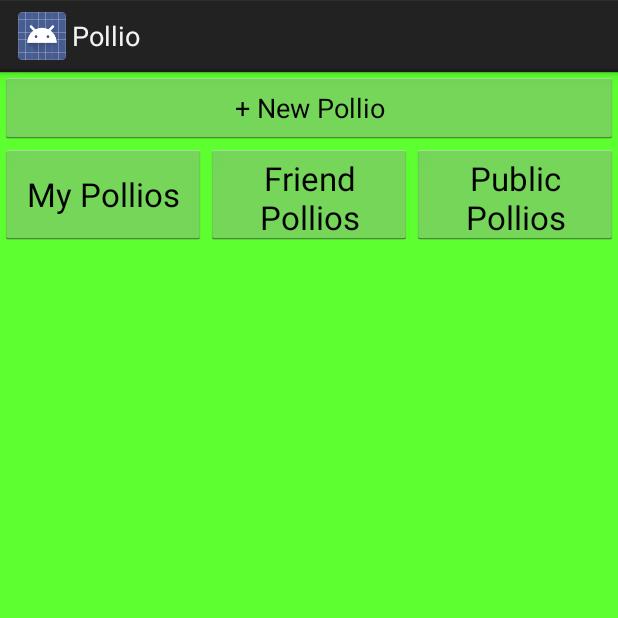
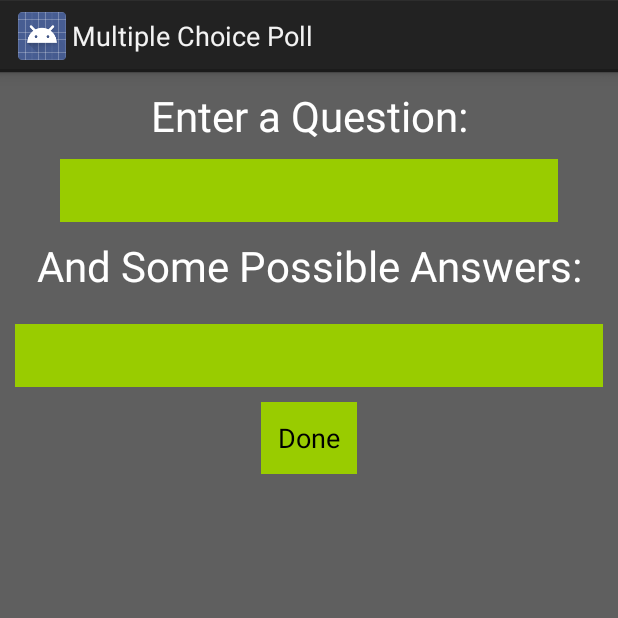
Before and after one commit to army-of-dumbledore/pennappsF13, an Android app: the screen it shows after launch (Main before the commit, Mc_poll after it), after a tap on "+ New Pollio", on a phone screen of 412 x 824 dp, the top half of it. Run offline under Robolectric (Android 15) with nearby library versions, the phone set to English and light mode, and no system bars.

Commit message:
giving burka something to do!

```diff
--- /dev/null
+++ b/PollioProject/Pollio/src/main/java/edu/upenn/cis/pennapps/pollio/Mc_poll.java
@@ -0,0 +1,99 @@
+package edu.upenn.cis.pennapps.pollio;
+
+import android.app.ActionBar;
+
+import android.app.Activity;
+import android.content.Context;
+import android.os.Bundle;
+import android.support.v4.view.ViewPager;
+import android.view.KeyEvent;
+import android.view.View;
+import android.view.inputmethod.EditorInfo;
+import android.view.inputmethod.InputMethodManager;
+import android.widget.EditText;
+import android.widget.LinearLayout;
+import android.widget.TextView;
+
+/**
+ * Created by joe on 9/7/13.
+ */
+public class Mc_poll extends Activity {
+
+    EditText po1, po2, po3, po4;
+    public void onCreate(Bundle savedInstanceState) {
+        super.onCreate(savedInstanceState);
+        setContentView(R.layout.mc_poll);
+
+        po1 = (EditText)findViewById(R.id.poll_option1);
+        po2 = (EditText)findViewById(R.id.poll_option2);
+        po3 = (EditText)findViewById(R.id.poll_option3);
+        po4 = (EditText)findViewById(R.id.poll_option4);
+        po2.setVisibility(View.GONE);
+        po3.setVisibility(View.GONE);
+        po4.setVisibility(View.GONE);
+
+        po1.setOnEditorActionListener(new TextView.OnEditorActionListener() {
+            @Override
+            public boolean onEditorAction(TextView v, int actionId, KeyEvent event) {
+                boolean handled = false;
+                if (actionId == EditorInfo.IME_ACTION_DONE) {
+                    po2.setVisibility(View.VISIBLE);
+                    //po2.requestFocus();
+                    hideKeyBoard();
+                    handled = true;
+                }
+                return handled;
+            }
+        });
+        po2.setOnEditorActionListener(new TextView.OnEditorActionListener() {
+            @Override
+            public boolean onEditorAction(TextView v, int actionId, KeyEvent event) {
+                boolean handled = false;
+                if (actionId == EditorInfo.IME_ACTION_DONE) {
+                    po3.setVisibility(View.VISIBLE);
+                    //po3.requestFocus();
+                    hideKeyBoard();
+                    handled = true;
+                }
+                return handled;
+            }
+        });
+        po3.setOnEditorActionListener(new TextView.OnEditorActionListener() {
+            @Override
+            public boolean onEditorAction(TextView v, int actionId, KeyEvent event) {
+                boolean handled = false;
+                if (actionId == EditorInfo.IME_ACTION_DONE) {
+                    po4.setVisibility(View.VISIBLE);
+                    //po4.requestFocus();
+                    hideKeyBoard();
+                    handled = true;
+                }
+                return handled;
+            }
+        });
+        po4.setOnEditorActionListener(new TextView.OnEditorActionListener() {
+            @Override
+            public boolean onEditorAction(TextView v, int actionId, KeyEvent event) {
+                boolean handled = false;
+                if (actionId == EditorInfo.IME_ACTION_DONE) {
+                    hideKeyBoard();
+                    mc_poll_done();
+                    handled = true;
+                }
+                return handled;
+            }
+        });
+
+    }
+
+    public void hideKeyBoard()
+    {
+        LinearLayout mc_poll_layout = (LinearLayout)findViewById(R.id.mc_poll_layout);
+        InputMethodManager imm = (InputMethodManager)getSystemService(Context.INPUT_METHOD_SERVICE);
+        imm.hideSoftInputFromWindow(mc_poll_layout.getWindowToken(), 0);
+    }
+    public void mc_poll_done()
+    {
+    }
+
+}
--- a/PollioProject/Pollio/src/main/res/layout/mc_poll.xml
+++ b/PollioProject/Pollio/src/main/res/layout/mc_poll.xml
@@ -4,6 +4,7 @@
               android:layout_width="fill_parent"
               android:layout_height="fill_parent"
               android:orientation="vertical"
+              android:id="@+id/mc_poll_layout"
         >
 
 
@@ -23,12 +24,13 @@
                 android:gravity="center_horizontal"
                 android:textColor="@android:color/white"
                 android:textSize="28dp"
-                android:layout_margin="10dp"/>
+                android:layout_margin="10dp"
+                android:layout_marginLeft="40dp"/>
 
         <EditText
                 android:layout_width="fill_parent"
                 android:layout_height="42dp"
-                android:inputType="textMultiLine"
+                android:inputType="textImeMultiLine"
                 android:ems="10"
                 android:id="@+id/editText"
                 android:password="false"
@@ -52,13 +54,71 @@
         <EditText
                 android:layout_width="fill_parent"
                 android:layout_height="42dp"
-                android:inputType="textMultiLine"
+                android:inputType="textImeMultiLine"
                 android:ems="10"
-                android:id="@+id/editText2"
+                android:id="@+id/poll_option1"
                 android:password="false"
                 android:layout_marginLeft="40dp"
                 android:layout_marginRight="40dp"
-                android:background="@android:color/holo_green_light"/>
+                android:background="@android:color/holo_green_light"
+                android:imeOptions="actionDone"
+                android:layout_marginTop="10dp"
+                android:layout_margin="10dp"
+                />
+
+        <EditText
+                android:layout_width="fill_parent"
+                android:layout_height="42dp"
+                android:inputType="textImeMultiLine"
+                android:ems="10"
+                android:id="@+id/poll_option2"
+                android:password="false"
+                android:layout_marginLeft="40dp"
+                android:layout_marginRight="40dp"
+                android:background="@android:color/holo_green_light"
+                android:imeOptions="actionDone"
+                android:layout_marginTop="10dp"
+                android:layout_margin="10dp"
+                />
+        <EditText
+                android:layout_width="fill_parent"
+                android:layout_height="42dp"
+                android:inputType="textImeMultiLine"
+                android:ems="10"
+                android:id="@+id/poll_option3"
+                android:password="false"
+                android:layout_marginLeft="40dp"
+                android:layout_marginRight="40dp"
+                android:background="@android:color/holo_green_light"
+                android:imeOptions="actionDone"
+                android:layout_marginTop="10dp"
+                android:layout_margin="10dp"
+                />
+        <EditText
+                android:layout_width="fill_parent"
+                android:layout_height="42dp"
+                android:inputType="textImeMultiLine"
+                android:ems="10"
+                android:id="@+id/poll_option4"
+                android:password="false"
+                android:layout_marginLeft="40dp"
+                android:layout_marginRight="40dp"
+                android:background="@android:color/holo_green_light"
+                android:imeOptions="actionDone"
+                android:layout_marginTop="10dp"
+                android:layout_margin="10dp"
+                />
+
+        <Button
+                android:layout_width="wrap_content"
+                android:layout_height="wrap_content"
+                android:text="Done"
+                android:id="@+id/button"
+                android:layout_gravity="center"
+                android:background="@android:color/holo_green_light"
+                android:singleLine="true"
+                android:onClick="mc_poll_done"/>
+
 
     </LinearLayout>
 </LinearLayout>
```
Also changed, not shown: PollioProject/Pollio/src/main/AndroidManifest.xml (+11 -10 lines), PollioProject/Pollio/src/main/java/edu/upenn/cis/pennapps/pollio/Picture_poll.java (added, +71 -0 lines), PollioProject/Pollio/src/main/res/layout/picture_poll.xml (added, +47 -0 lines).
